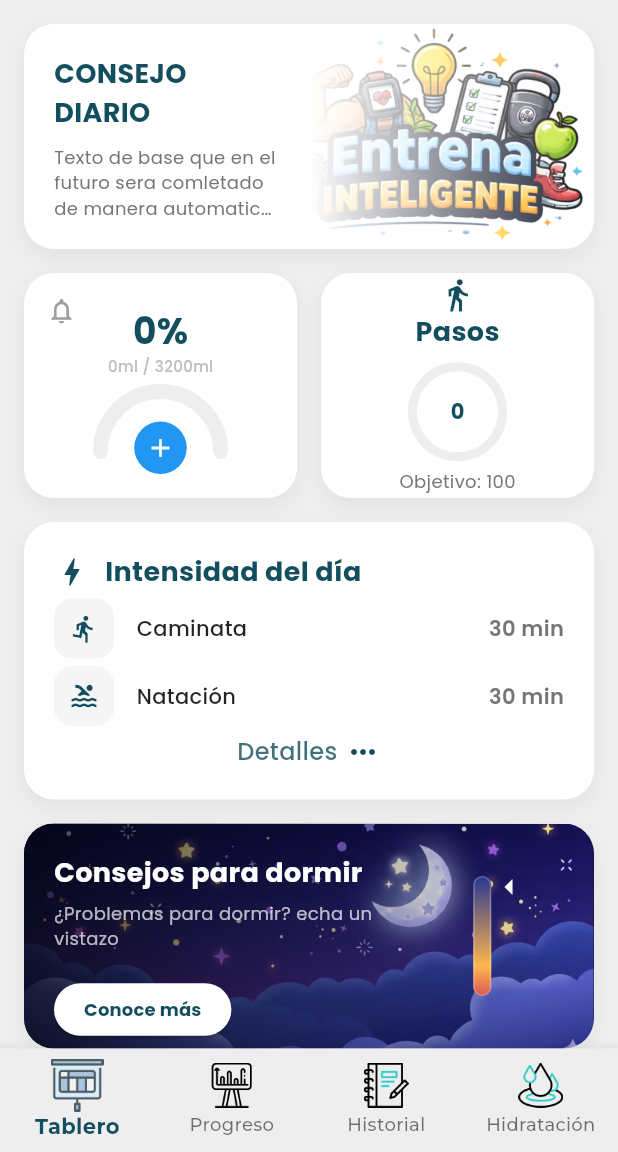
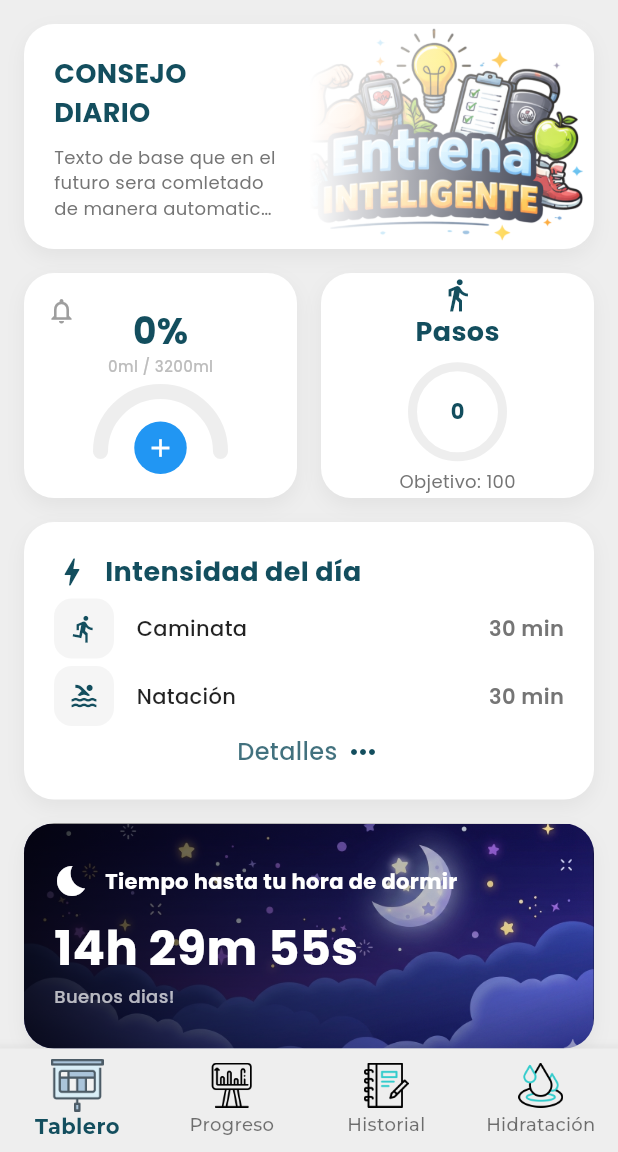
Before and after one commit to yeferson0brito/EDIA, a Flutter app: the screen it shows after launch, on a phone screen of 412 x 824 dp, the part 84-1236 px from its top. Run offline on Flutter 3.47's test engine with Material 3 defaults, Android fonts, the phone set to English and light mode, and no system bars; our stand-ins replace confetti, google_fonts, jwt_decoder, pedometer, permission_handler, shared_preferences; key blocks and very long unbroken strings in the code were emptied for the run.

Commit message:
Tarjeta sueño - actualizada

```diff
--- a/EntrenamientoDeportivoIA/lib/screens/home_screen.dart
+++ b/EntrenamientoDeportivoIA/lib/screens/home_screen.dart
@@ -1,4 +1,5 @@
 import 'package:flutter/material.dart';
+import 'dart:async';
 import 'dart:math' as math;
 import 'dart:ui'; // Para ImageFilter (Blur)
 import 'package:shared_preferences/shared_preferences.dart';
@@ -44,6 +45,10 @@ class _HomeScreenState extends State<HomeScreen> {
   // Variables para datos físicos del usuario
   double? _userHeight; // en cm
   double? _userWeight; // en kg
+
+  // Timer para actualizar la tarjeta de sueño en tiempo real
+  Timer? _timer;
+  DateTime _currentTime = DateTime.now();
 
   @override
   void initState() {
@@ -53,14 +58,26 @@ class _HomeScreenState extends State<HomeScreen> {
     _loadUserPhysicalData();
     _loadHydrationData();
     _initPedometer();
+    _startClock();
     _pageController = PageController();
   }
 
   @override
   void dispose() {
+    _timer?.cancel();
     _pageController.dispose();
     _confettiController.dispose();
     super.dispose();
+  }
+
+  void _startClock() {
+    _timer = Timer.periodic(const Duration(seconds: 1), (timer) {
+      if (mounted) {
+        setState(() {
+          _currentTime = DateTime.now();
+        });
+      }
+    });
   }
 
   Future<void> _initPedometer() async {
@@ -990,9 +1007,55 @@ class _HomeScreenState extends State<HomeScreen> {
     );
   }
 
-  // TARJETA DE SUEÑO (Tips y Trucos)
+  // TARJETA DE SUEÑO (Métricas y Registro)
   Widget _buildSleepCard() {
-    return Container(
+    DateTime now = _currentTime;
+
+    // Definir horario de sueño (1:00 AM - 7:00 AM)
+    DateTime todaySleep = DateTime(now.year, now.month, now.day, 1, 0);
+    DateTime todayWake = DateTime(now.year, now.month, now.day, 7, 0);
+
+    String message = "";
+    String title = "";
+    Duration remaining;
+
+    // Lógica de estados
+    if (now.isAfter(todaySleep) && now.isBefore(todayWake)) {
+      // CASO 5: En horario de sueño (01:00 - 07:00)
+      message = "¡Ey!, Deberias estar durmiendo, todo bien?";
+      title = "Tiempo hasta tu hora de levantarse";
+      remaining = todayWake.difference(now);
+    } else {
+      // Horario despierto
+      title = "Tiempo hasta tu hora de dormir";
+
+      // Calcular próxima hora de dormir
+      DateTime nextSleep = (now.isBefore(todaySleep))
+          ? todaySleep // Si es 00:30, la hora es hoy a la 1:00
+          : todaySleep.add(const Duration(days: 1)); // Si es 08:00, es mañana a la 1:00
+
+      remaining = nextSleep.difference(now);
+
+      if (remaining.inHours < 1) {
+        // CASO 4: Menos de 1 hora
+        message = "Hora de ir a la cama";
+      } else if (remaining.inHours < 4) {
+        // CASO 3: Menos de 4 horas
+        message = "Se aproxima la hora del sueño, ¿nos preparamos?";
+      } else if (now.hour >= 7 && now.hour < 12) {
+        // CASO 1: Mañana (07:00 - 12:00)
+        message = "Buenos dias!";
+      } else {
+        // CASO 2: Tarde (12:00 - 21:00 aprox)
+        message = "¡Hey!, Se nos va el día.";
+      }
+    }
+
+    String countdown = "${remaining.inHours}h ${remaining.inMinutes.remainder(60)}m ${remaining.inSeconds.remainder(60)}s";
+
+    return GestureDetector(
+      onTap: _showSleepDetailDialog,
+      child: Container(
         height: 150,
         width: double.infinity,
         decoration: BoxDecoration(
@@ -1015,93 +1078,171 @@ class _HomeScreenState extends State<HomeScreen> {
             gradient: LinearGradient(
               begin: Alignment.centerLeft,
               end: Alignment.centerRight,
-            colors: [Colors.black.withOpacity(0.7), Colors.transparent],
+              colors: [Colors.black.withOpacity(0.8), Colors.transparent],
             ),
           ),
           padding: const EdgeInsets.all(20.0),
-        child: Row(
-          children: [
-            // SECCIÓN 1: INFORMACIÓN (FLEX 3)
-            Expanded(
-              flex: 3,
           child: Column(
             crossAxisAlignment: CrossAxisAlignment.start,
             mainAxisAlignment: MainAxisAlignment.center,
             children: [
-                  Text(
-                    'Consejos para dormir',
-                    style: GoogleFonts.poppins(
-                      fontSize: 18,
+              Row(
+                children: [
+                  const Icon(Icons.bedtime, color: Colors.white, size: 24),
+                  const SizedBox(width: 10),
+                  Text(
+                    title,
+                    style: GoogleFonts.poppins(
+                      fontSize: 14,
                       fontWeight: FontWeight.bold,
                       color: Colors.white,
                     ),
                   ),
-                  const SizedBox(height: 5),
-                  Text(
-                    '¿Problemas para dormir? echa un vistazo',
+                ],
+              ),
+              const SizedBox(height: 10),
+              Text(
+                countdown,
+                style: GoogleFonts.poppins(
+                  fontSize: 32,
+                  fontWeight: FontWeight.bold,
+                  color: Colors.white,
+                ),
+              ),
+              Text(
+                message,
                 style: GoogleFonts.poppins(
                   fontSize: 12,
                   color: Colors.white70,
-                    ),
-                  ),
-                  const SizedBox(height: 15),
-                  ElevatedButton(
-                    onPressed: () {},
-                    style: ElevatedButton.styleFrom(
-                      backgroundColor: Colors.white,
-                      foregroundColor: const Color(0xFF134E5E),
+                  fontWeight: FontWeight.w500,
+                ),
+              ),
+            ],
+          ),
+        ),
+      ),
+    );
+  }
+
+  // --- DIALOGO DE DETALLE DE SUEÑO ---
+  void _showSleepDetailDialog() {
+    showDialog(
+      context: context,
+      barrierColor: Colors.black.withOpacity(0.4),
+      builder: (BuildContext context) {
+        return BackdropFilter(
+          filter: ImageFilter.blur(sigmaX: 5, sigmaY: 5),
+          child: Dialog(
             shape: RoundedRectangleBorder(
               borderRadius: BorderRadius.circular(20),
             ),
-                      padding: const EdgeInsets.symmetric(horizontal: 20, vertical: 0),
-                      minimumSize: const Size(0, 35),
-                    ),
+            backgroundColor: Colors.white,
+            child: Container(
+              padding: const EdgeInsets.all(20),
+              width: MediaQuery.of(context).size.width * 0.85,
+              child: Column(
+                mainAxisSize: MainAxisSize.min,
+                children: [
+                  Text(
+                    'Análisis de Sueño',
+                    style: GoogleFonts.poppins(
+                      fontSize: 20,
+                      fontWeight: FontWeight.bold,
+                      color: const Color(0xFF134E5E),
+                    ),
+                  ),
+                  const SizedBox(height: 10),
+                  Text(
+                    'Resumen de tu última noche',
+                    style: GoogleFonts.poppins(fontSize: 12, color: Colors.grey),
+                  ),
+                  const SizedBox(height: 20),
+                  // Gráfico circular simulado o estadísticas
+                  Row(
+                    mainAxisAlignment: MainAxisAlignment.spaceEvenly,
+                    children: [
+                      _buildSleepStatItem('Profundo', '1h 45m', Colors.indigo),
+                      _buildSleepStatItem('Ligero', '4h 30m', Colors.blue),
+                      _buildSleepStatItem('REM', '1h 15m', Colors.lightBlueAccent),
+                    ],
+                  ),
+                  const SizedBox(height: 20),
+                  const Divider(),
+                  _buildSleepTimeRow(Icons.bedtime, 'Hora de dormir', '23:15'),
+                  _buildSleepTimeRow(Icons.wb_sunny, 'Hora de despertar', '06:45'),
+                  const SizedBox(height: 20),
+                  TextButton(
+                    onPressed: () => Navigator.pop(context),
                     child: Text(
-                      'Conoce más',
-                      style: GoogleFonts.poppins(fontSize: 12, fontWeight: FontWeight.bold),
-                    ),
-                  ),
-                ],
-              ),
-            ),
-            // SECCIÓN 2: INDICADOR DE CALIDAD DE SUEÑO (FLEX 1)
+                      'Cerrar',
+                      style: GoogleFonts.poppins(color: Colors.grey),
+                    ),
+                  )
+                ],
+              ),
+            ),
+          ),
+        );
+      },
+    );
+  }
+
+  Widget _buildSleepStatItem(String label, String value, Color color) {
+    return Column(
+      children: [
+        Container(
+          height: 12,
+          width: 12,
+          decoration: BoxDecoration(
+            color: color,
+            shape: BoxShape.circle,
+          ),
+        ),
+        const SizedBox(height: 5),
+        Text(
+          value,
+          style: GoogleFonts.poppins(
+            fontSize: 16,
+            fontWeight: FontWeight.bold,
+            color: const Color(0xFF134E5E),
+          ),
+        ),
+        Text(
+          label,
+          style: GoogleFonts.poppins(
+            fontSize: 12,
+            color: Colors.grey[600],
+          ),
+        ),
+      ],
+    );
+  }
+
+  Widget _buildSleepTimeRow(IconData icon, String label, String time) {
+    return Padding(
+      padding: const EdgeInsets.symmetric(vertical: 8.0),
+      child: Row(
+        children: [
+          Icon(icon, color: const Color(0xFF134E5E), size: 20),
+          const SizedBox(width: 15),
           Expanded(
-              flex: 1,
-              child: Row(
-                mainAxisAlignment: MainAxisAlignment.center,
-                children: [
-                  // BARRA DE GRADIENTE
-                  Container(
-                    width: 12,
-                    height: 80,
-                    decoration: BoxDecoration(
-                      borderRadius: BorderRadius.circular(10),
-                      border: Border.all(color: Colors.white24),
-                      gradient: const LinearGradient(
-                        begin: Alignment.topCenter,
-                        end: Alignment.bottomCenter,
-                        stops: [0.0, 0.75, 1.0], // El azul domina hasta el 65% antes de volverse naranja
-                        colors: [
-                          Color(0xFF283593), // Azul Índigo (Más tranquilo y profundo)
-                          Color(0xFFFFB74D), // Naranja suave (Pastel)
-                          Color.fromARGB(255, 215, 89, 89), // Rojo suave (Pastel)
-                        ],
-                      ),
-                    ),
-                  ),
-                  // FLECHA INDICADORA
-                  Column(
-                    mainAxisAlignment: MainAxisAlignment.start, // Apunta arriba (Azul)
-                    children: const [
-                       SizedBox(height: 10), // Ajuste para alinear con la zona azul
-                       Icon(Icons.arrow_left, color: Colors.white, size: 24),
-                    ],
-                  ),
-                ],
-              ),
-            ),
-          ],
-        ),
+            child: Text(
+              label,
+              style: GoogleFonts.poppins(
+                fontSize: 14,
+                color: Colors.grey[700],
+              ),
+            ),
+          ),
+          Text(
+            time,
+            style: GoogleFonts.poppins(
+              fontSize: 16,
+              fontWeight: FontWeight.bold,
+              color: const Color(0xFF134E5E),
+            ),
+          ),
+        ],
       ),
     );
   }
```
Lines whose indentation alone changed are shown as unchanged.
